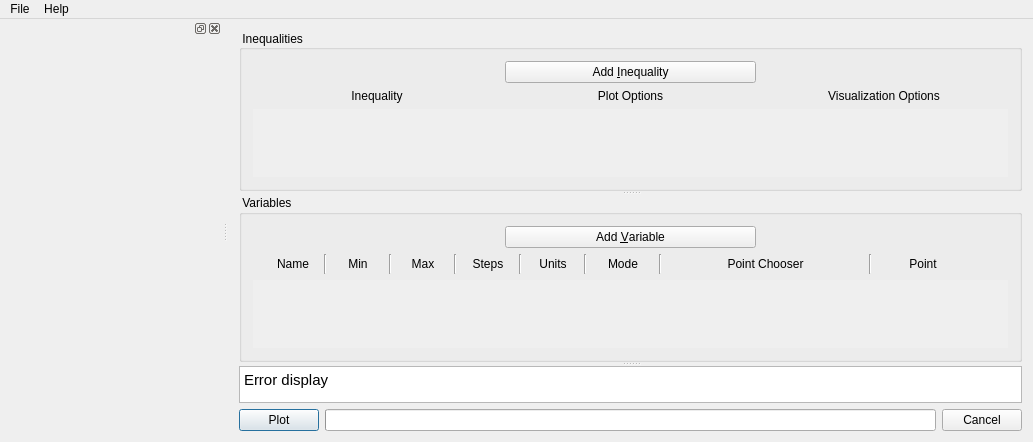
Qt form bareminimumplotter.ui (xpcoffee/plotus) before a commit.
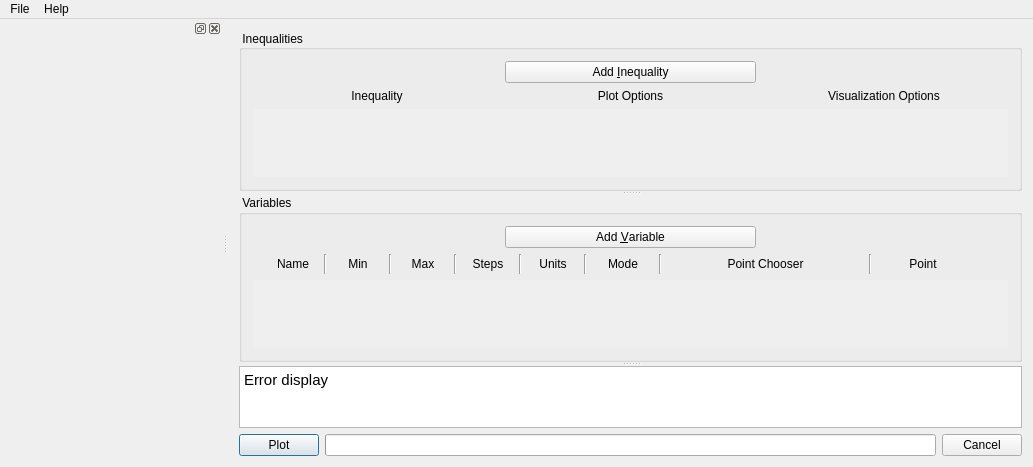
The same form after that commit. Custom widgets are drawn as their Qt base class.

```diff
--- a/bareminimumplotter.ui
+++ b/bareminimumplotter.ui
@@ -7,7 +7,7 @@
     <x>0</x>
     <y>0</y>
     <width>1032</width>
-    <height>442</height>
+    <height>467</height>
    </rect>
   </property>
   <property name="windowTitle">
```
Left out of the diff: 21 changed lines with no effect on the pictures.
